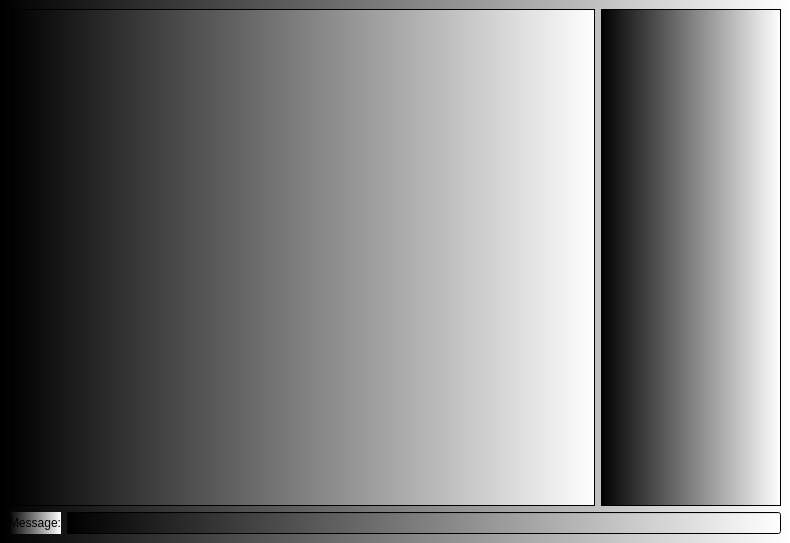
Before: the Qt Designer form Freechat/freechat.ui in bogdyname/Freechat-Windows, drawn with Qt 5.
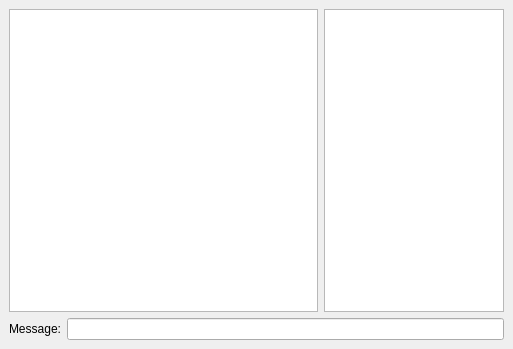
After: the same form once the commit is applied. Icons and pictures are not drawn.

```diff
--- a/Freechat/freechat.ui
+++ b/Freechat/freechat.ui
@@ -1,58 +1,32 @@
-<?xml version="1.0" encoding="UTF-8"?>
-<ui version="4.0">
- <class>Freechat</class>
- <widget class="QDialog" name="Freechat">
-  <property name="geometry">
+<ui version="4.0" >
+ <class>ChatDialog</class>
+ <widget class="QDialog" name="ChatDialog" >
+  <property name="geometry" >
    <rect>
     <x>0</x>
     <y>0</y>
-    <width>790</width>
-    <height>543</height>
+    <width>513</width>
+    <height>349</height>
    </rect>
   </property>
   <property name="windowTitle">
    <string>Freechat</string>
   </property>
-  <property name="windowIcon">
-   <iconset>
-    <normaloff>../freechat.jpg</normaloff>../freechat.jpg</iconset>
-  </property>
-  <property name="styleSheet">
-   <string notr="true">background-color: qlineargradient(spread:pad, x1:0, y1:0, x2:1, y2:0, stop:0 rgba(0, 0, 0, 255), stop:1 rgba(255, 255, 255, 255));</string>
-  </property>
-  <layout class="QVBoxLayout">
-   <property name="spacing">
+  <layout class="QVBoxLayout" >
+   <property name="margin" >
+    <number>9</number>
+   </property>
+   <property name="spacing" >
     <number>6</number>
    </property>
-   <property name="leftMargin">
-    <number>9</number>
-   </property>
-   <property name="topMargin">
-    <number>9</number>
-   </property>
-   <property name="rightMargin">
-    <number>9</number>
-   </property>
-   <property name="bottomMargin">
-    <number>9</number>
-   </property>
    <item>
-    <layout class="QHBoxLayout">
-     <property name="spacing">
+    <layout class="QHBoxLayout" >
+     <property name="margin" >
+      <number>0</number>
+     </property>
+     <property name="spacing" >
       <number>6</number>
      </property>
-     <property name="leftMargin">
-      <number>0</number>
-     </property>
-     <property name="topMargin">
-      <number>0</number>
-     </property>
-     <property name="rightMargin">
-      <number>0</number>
-     </property>
-     <property name="bottomMargin">
-      <number>0</number>
-     </property>
      <item>
       <widget class="QTextEdit" name="textFieldForViewMessages">
        <property name="focusPolicy">
@@ -74,30 +48,18 @@
        <property name="focusPolicy">
         <enum>Qt::NoFocus</enum>
        </property>
-       <property name="autoFillBackground">
-        <bool>false</bool>
-       </property>
       </widget>
      </item>
     </layout>
    </item>
    <item>
-    <layout class="QHBoxLayout">
-     <property name="spacing">
+    <layout class="QHBoxLayout" >
+     <property name="margin" >
+      <number>0</number>
+     </property>
+     <property name="spacing" >
       <number>6</number>
      </property>
-     <property name="leftMargin">
-      <number>0</number>
-     </property>
-     <property name="topMargin">
-      <number>0</number>
-     </property>
-     <property name="rightMargin">
-      <number>0</number>
-     </property>
-     <property name="bottomMargin">
-      <number>0</number>
-     </property>
      <item>
       <widget class="QLabel" name="labelMessage">
        <property name="text">
@@ -112,7 +74,6 @@
    </item>
   </layout>
  </widget>
- <layoutdefault spacing="6" margin="11"/>
  <resources/>
  <connections/>
 </ui>
```
Left out of the diff: 22 changed lines with no effect on the pictures.
